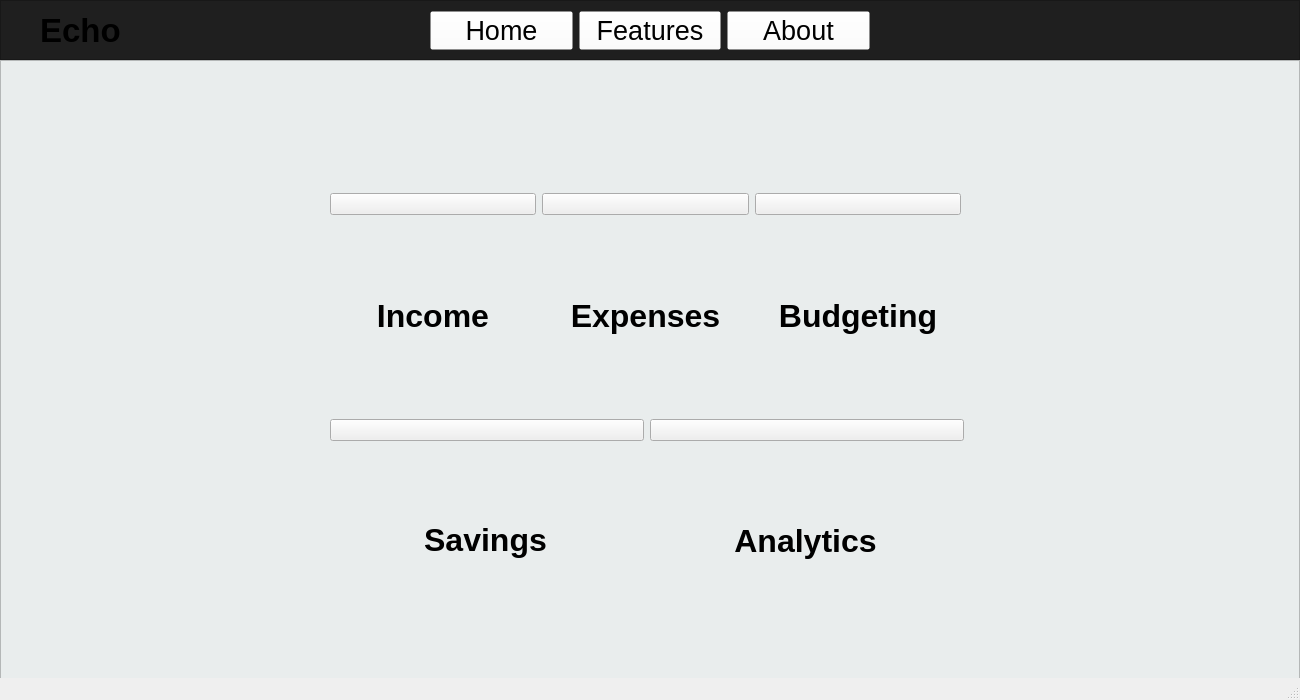
The window that Echo/homepage.ui (omrucf/Echo) describes before a commit, drawn with Qt 5.
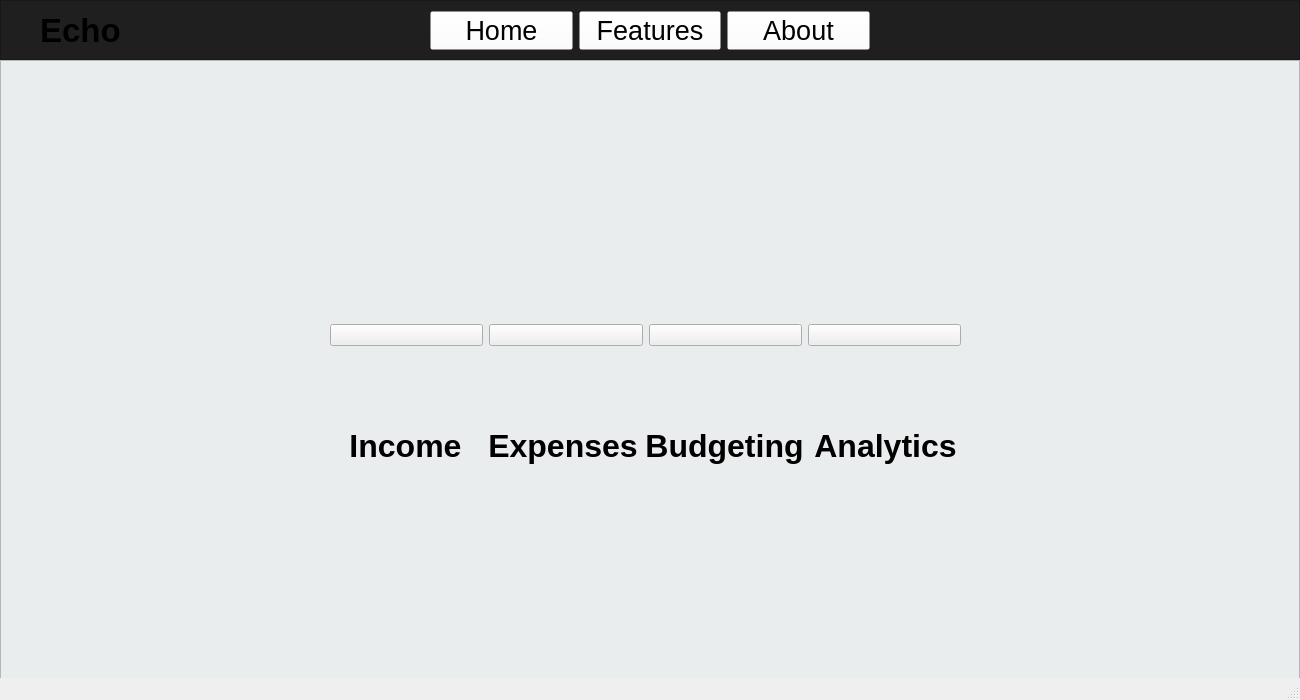
The same window after the commit.

Patch:
```diff
--- a/Echo/homepage.ui
+++ b/Echo/homepage.ui
@@ -245,9 +245,9 @@
     <property name="geometry">
      <rect>
       <x>330</x>
-      <y>90</y>
+      <y>300</y>
       <width>631</width>
-      <height>451</height>
+      <height>291</height>
      </rect>
     </property>
     <layout class="QGridLayout" name="gridLayout_2">
@@ -308,6 +308,25 @@
        </property>
       </widget>
      </item>
+     <item row="0" column="3">
+      <widget class="QLabel" name="label_5">
+       <property name="font">
+        <font>
+         <pointsize>24</pointsize>
+         <bold>true</bold>
+        </font>
+       </property>
+       <property name="styleSheet">
+        <string notr="true">color: black</string>
+       </property>
+       <property name="text">
+        <string>Analytics</string>
+       </property>
+       <property name="alignment">
+        <set>Qt::AlignCenter</set>
+       </property>
+      </widget>
+     </item>
     </layout>
     <zorder>label_7</zorder>
     <zorder>label_2</zorder>
@@ -317,7 +336,7 @@
     <property name="geometry">
      <rect>
       <x>330</x>
-      <y>119</y>
+      <y>250</y>
       <width>631</width>
       <height>171</height>
      </rect>
@@ -353,91 +372,21 @@
        </property>
       </widget>
      </item>
-    </layout>
-   </widget>
-   <widget class="QWidget" name="horizontalLayoutWidget_3">
-    <property name="geometry">
-     <rect>
-      <x>330</x>
-      <y>340</y>
-      <width>634</width>
-      <height>180</height>
-     </rect>
-    </property>
-    <layout class="QHBoxLayout" name="horizontalLayout_2">
      <item>
-      <widget class="QPushButton" name="savings">
-       <property name="cursor">
-        <cursorShape>PointingHandCursor</cursorShape>
-       </property>
-       <property name="text">
-        <string/>
-       </property>
-      </widget>
+      <layout class="QHBoxLayout" name="horizontalLayout_2">
+       <item>
+        <widget class="QPushButton" name="analytics">
+         <property name="cursor">
+          <cursorShape>PointingHandCursor</cursorShape>
+         </property>
+         <property name="text">
+          <string/>
+         </property>
+        </widget>
+       </item>
+      </layout>
      </item>
-     <item>
-      <widget class="QPushButton" name="analytics">
-       <property name="cursor">
-        <cursorShape>PointingHandCursor</cursorShape>
-       </property>
-       <property name="text">
-        <string/>
-       </property>
-      </widget>
-     </item>
     </layout>
-    <zorder>analytics</zorder>
-    <zorder>savings</zorder>
-   </widget>
-   <widget class="QLabel" name="label_5">
-    <property name="geometry">
-     <rect>
-      <x>540</x>
-      <y>520</y>
-      <width>531</width>
-      <height>41</height>
-     </rect>
-    </property>
-    <property name="font">
-     <font>
-      <pointsize>24</pointsize>
-      <bold>true</bold>
-     </font>
-    </property>
-    <property name="styleSheet">
-     <string notr="true">color: black</string>
-    </property>
-    <property name="text">
-     <string>Analytics</string>
-    </property>
-    <property name="alignment">
-     <set>Qt::AlignCenter</set>
-    </property>
-   </widget>
-   <widget class="QLabel" name="label_3">
-    <property name="geometry">
-     <rect>
-      <x>210</x>
-      <y>520</y>
-      <width>551</width>
-      <height>40</height>
-     </rect>
-    </property>
-    <property name="font">
-     <font>
-      <pointsize>24</pointsize>
-      <bold>true</bold>
-     </font>
-    </property>
-    <property name="styleSheet">
-     <string notr="true">color: black</string>
-    </property>
-    <property name="text">
-     <string>Savings</string>
-    </property>
-    <property name="alignment">
-     <set>Qt::AlignCenter</set>
-    </property>
    </widget>
    <zorder>whitebg</zorder>
    <zorder>navbar</zorder>
```
Left out of the diff: 4 changed lines with no effect on the pictures.
